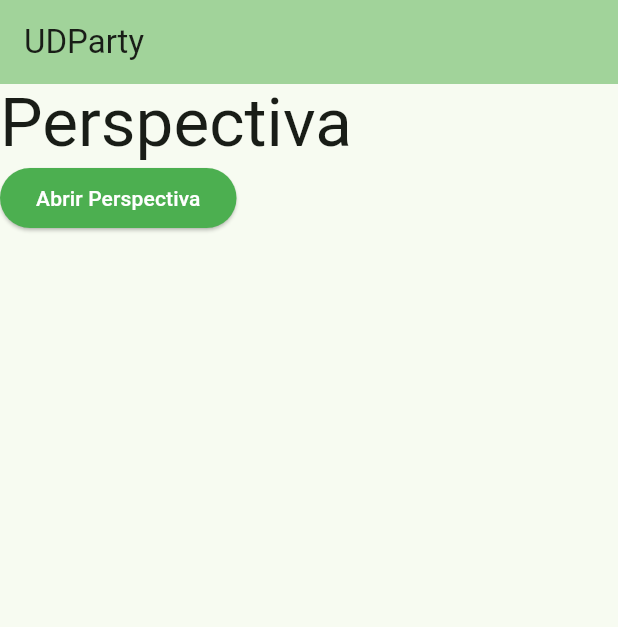
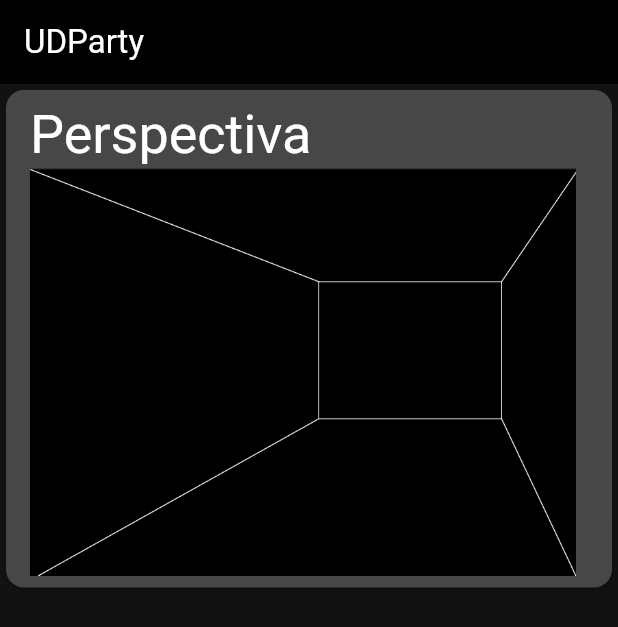
Before and after one commit to Hackfun-Rosario/UDParty, a Flutter app: the screen it shows after launch, on a phone screen of 412 x 824 dp. Shown: the top 627 px of the screen. Run offline on Flutter 3.47's test engine with Material 3 defaults, Android fonts, the phone set to English and light mode, and no system bars; our stand-ins replace get_it, go_router; missing offline and left inert: gyro_provider, udp.

Commit message:
Estilos, tema oscuro

```diff
--- a/lib/home_page.dart
+++ b/lib/home_page.dart
@@ -42,26 +42,23 @@ class _HomePageState extends State<HomePage> {
         backgroundColor: Theme.of(context).colorScheme.inversePrimary,
         title: Text('UDParty'),
       ),
-      body: Column(
-        crossAxisAlignment: CrossAxisAlignment.start,
-        children: [
-          Text('Perspectiva', style: Theme.of(context).textTheme.displayMedium),
-          ElevatedButton(
-            style: udpInitialized
-                ? ButtonStyle(
-                    backgroundColor:
-                        MaterialStateProperty.all<Color>(Colors.green),
-                    foregroundColor:
-                        MaterialStateProperty.all<Color>(Colors.white))
-                : ButtonStyle(
-                    backgroundColor:
-                        MaterialStateProperty.all<Color>(Colors.grey),
-                    foregroundColor:
-                        MaterialStateProperty.all<Color>(Colors.white)),
-            onPressed: udpInitialized ? () => context.push('/cube') : null,
-            child: Text('Abrir Perspectiva'),
-          ),
-        ],
+      body: SingleChildScrollView(
+        child: Column(
+          crossAxisAlignment: CrossAxisAlignment.start,
+          children: [
+            GestureDetector(
+              onTap: udpInitialized ? () => context.push('/cube') : null,
+              child: Card(
+                color: Theme.of(context).cardColor,
+                child: ListTile(
+                  title: Text('Perspectiva',
+                      style: Theme.of(context).textTheme.displaySmall),
+                  subtitle: Image.asset('assets/img/perspectiva.png'),
+                ),
+              ),
+            ),
+          ],
+        ),
       ),
     );
   }
--- a/lib/main.dart
+++ b/lib/main.dart
@@ -23,7 +23,7 @@ class MyApp extends StatelessWidget {
           builder: (context, state) => HomePage(),
         ),
         GoRoute(
-          path: '/cube',
+          path: '/perspectiva',
           builder: (context, state) => PerspectivaPage(),
         ),
       ],
@@ -32,8 +32,11 @@ class MyApp extends StatelessWidget {
     return MaterialApp.router(
       title: 'UDParty',
       routerConfig: router,
+
       theme: ThemeData(
-        colorScheme: ColorScheme.fromSeed(seedColor: Colors.green),
+        brightness: Brightness.dark,
+        colorScheme: ColorScheme.dark(),
+        cardColor: Colors.white24,
         useMaterial3: true,
       ),
     );
--- a/pubspec.yaml
+++ b/pubspec.yaml
@@ -27,9 +27,8 @@ flutter:
   uses-material-design: true
 
   # To add assets to your application, add an assets section, like this:
-  # assets:
-  #   - images/a_dot_burr.jpeg
-  #   - images/a_dot_ham.jpeg
+  assets:
+    - assets/img/perspectiva.png
 
   # An image asset can refer to one or more resolution-specific "variants", see
   # https://flutter.dev/assets-and-images/#resolution-aware
```
Also changed, not shown: assets/img/perspectiva.png (added), assets/img/screen.jpg (deleted), 4 other files.
